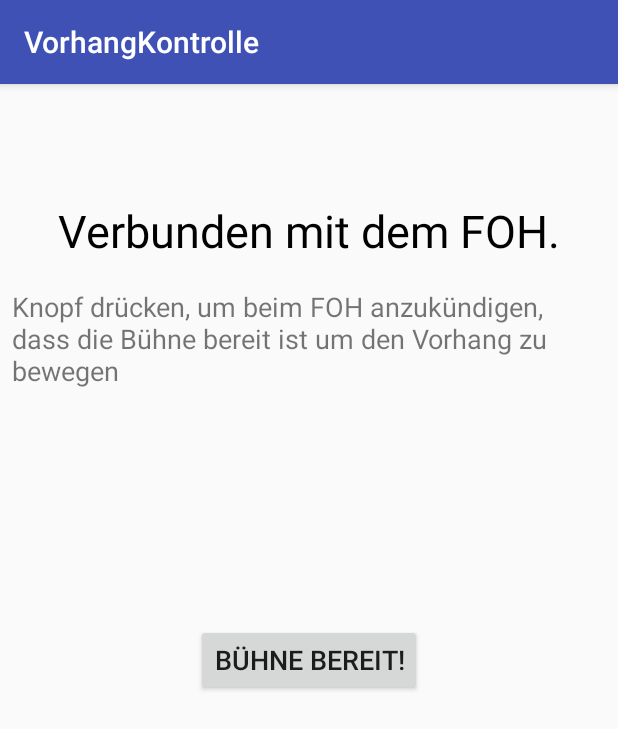
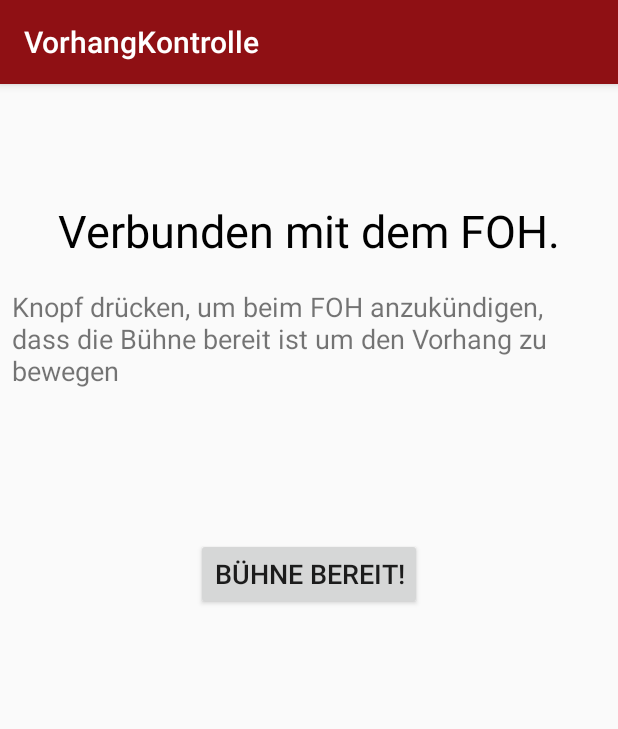
Before and after one commit to moritzhoewer/Vorhang_Android, an Android app: the StandbyActivity screen opened directly, with no data from a screen before it, on a phone screen of 412 x 824 dp. Shown: the top 729 px of the screen. Run offline under Robolectric (Android 15) with nearby library versions, the phone set to English and light mode, and no system bars.

Commit message:
Some design and stability improvements

```diff
--- a/src/main/java/vtag/vorhangkontrolle/activities/CommandActivity.java
+++ b/src/main/java/vtag/vorhangkontrolle/activities/CommandActivity.java
@@ -3,6 +3,7 @@ package vtag.vorhangkontrolle.activities;
 import android.os.Bundle;
 import android.support.v7.app.AppCompatActivity;
 import android.view.View;
+import android.view.WindowManager;
 import android.widget.ImageView;
 import android.widget.TextView;
 
@@ -41,6 +42,8 @@ public class CommandActivity extends AppCompatActivity {
 
         controller = Controller.getController();
         controller.registerActivity(this);
+
+        getWindow().addFlags(WindowManager.LayoutParams.FLAG_KEEP_SCREEN_ON);
     }
 
     @Override
--- a/src/main/java/vtag/vorhangkontrolle/activities/StandbyActivity.java
+++ b/src/main/java/vtag/vorhangkontrolle/activities/StandbyActivity.java
@@ -24,6 +24,18 @@ public class StandbyActivity extends AppCompatActivity {
         // this would just mess everything up...
     }
 
+    @Override
+    public void onResume(){
+        super.onResume();
+        controller.gainedFocus();
+    }
+
+    @Override
+    public void onPause(){
+        super.onPause();
+        controller.lostFocus();
+    }
+
     public void handleRequest(){
         setContentView(R.layout.activity_standby_handle_request);
     }
--- a/src/main/res/layout/activity_standby.xml
+++ b/src/main/res/layout/activity_standby.xml
@@ -7,18 +7,20 @@
     tools:context="vtag.vorhangkontrolle.activities.StandbyActivity">
 
     <RelativeLayout
-        android:layout_width="match_parent"
-        android:layout_height="match_parent"
+        android:layout_width="0dp"
+        android:layout_height="0dp"
         android:layout_marginBottom="8dp"
+        android:layout_marginEnd="8dp"
         android:layout_marginLeft="8dp"
         android:layout_marginRight="8dp"
+        android:layout_marginStart="8dp"
         android:layout_marginTop="8dp"
         app:layout_constraintBottom_toBottomOf="parent"
         app:layout_constraintHorizontal_bias="0.0"
         app:layout_constraintLeft_toLeftOf="parent"
         app:layout_constraintRight_toRightOf="parent"
         app:layout_constraintTop_toTopOf="parent"
-        app:layout_constraintVertical_bias="0.0">
+        app:layout_constraintVertical_bias="1.0">
 
         <TextView
             android:id="@+id/textView2"
@@ -36,14 +38,15 @@
             android:id="@+id/button"
             android:layout_width="wrap_content"
             android:layout_height="wrap_content"
-            android:layout_centerHorizontal="true"
-            android:layout_centerVertical="true"
+            android:layout_marginTop="99dp"
             android:onClick="sendRequest"
             android:text="@string/stage_ready"
             android:textAlignment="center"
             android:textSize="18sp"
             tools:layout_editor_absoluteX="8dp"
-            tools:layout_editor_absoluteY="0dp" />
+            tools:layout_editor_absoluteY="0dp"
+            android:layout_below="@+id/textView3"
+            android:layout_centerHorizontal="true" />
 
         <TextView
             android:id="@+id/textView3"
--- a/src/main/res/values/colors.xml
+++ b/src/main/res/values/colors.xml
@@ -1,7 +1,7 @@
 <?xml version="1.0" encoding="utf-8"?>
 <resources>
-    <color name="colorPrimary">#3F51B5</color>
-    <color name="colorPrimaryDark">#303F9F</color>
+    <color name="colorPrimary">#8f1014</color>
+    <color name="colorPrimaryDark">#8f1014</color>
     <color name="colorAccent">#FF4081</color>
     <color name="red">#d50000</color>
     <color name="green">#1b5e20</color>
```
Also changed, not shown: src/main/java/vtag/vorhangkontrolle/Controller.java (+68 -20 lines), src/main/res/layout/activity_standby_sent_request.xml (+5 -3 lines), src/main/res/drawable-hdpi-v11/notification_icon.png (added), src/main/res/drawable-hdpi-v9/notification_icon.png (added), src/main/res/drawable-hdpi/notification_icon.png (added), src/main/res/drawable-mdpi-v11/notification_icon.png (added), src/main/res/drawable-mdpi-v9/notification_icon.png (added), src/main/res/drawable-mdpi/notification_icon.png (added), src/main/res/drawable-xhdpi-v11/notification_icon.png (added), src/main/res/drawable-xhdpi-v9/notification_icon.png (added), src/main/res/drawable-xhdpi/notification_icon.png (added), src/main/res/drawable-xxhdpi-v11/notification_icon.png (added), src/main/res/drawable-xxhdpi-v9/notification_icon.png (added), src/main/res/drawable-xxhdpi/notification_icon.png (added), 1 other file.
